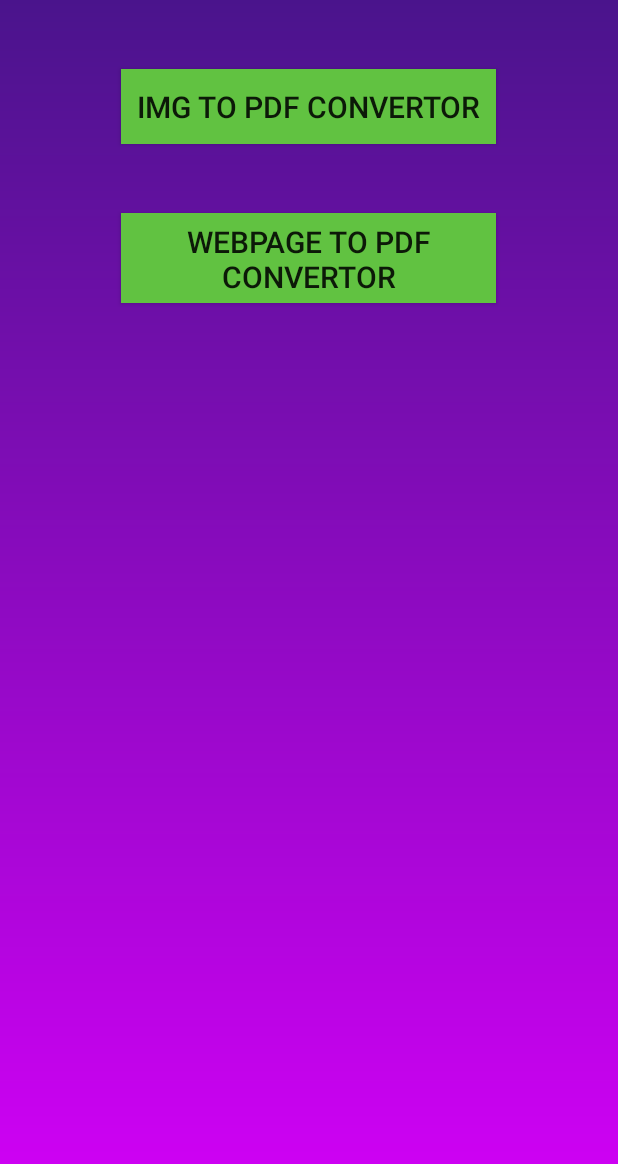
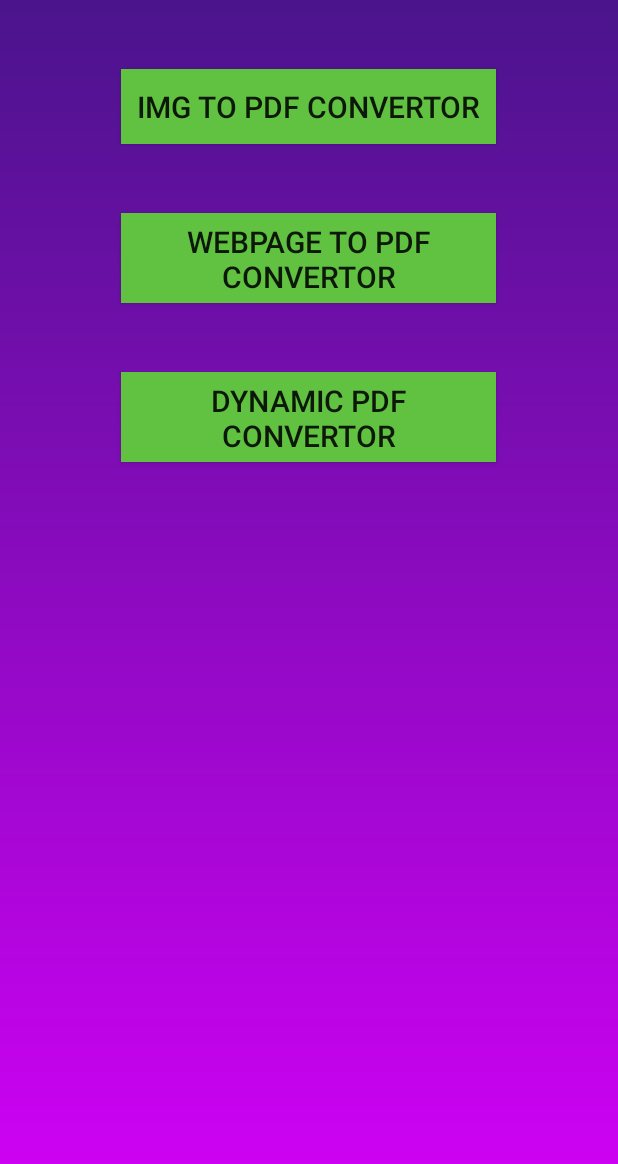
Before and after one commit to abhisheksharma18021999/Galactic-app, an Android app: the ImgToPdfConvertor screen opened directly, with no data from a screen before it, on a phone screen of 412 x 824 dp. Shown: the top 1164 px of the screen. Run offline under Robolectric (Android 15) with nearby library versions, the phone set to English and light mode, and no system bars; libraries missing offline, so code that uses them is left out: com.itextpdf.text, pub.devrel.easypermissions.

Commit message:
Dynamic pdf

```diff
--- a/app/build.gradle
+++ b/app/build.gradle
@@ -17,6 +17,9 @@ android {
             proguardFiles getDefaultProguardFile('proguard-android-optimize.txt'), 'proguard-rules.pro'
         }
     }
+    configurations.all {
+        resolutionStrategy.force 'com.google.code.findbugs:jsr305:3.0.2'
+    }
 }
 
 
@@ -32,4 +35,6 @@ dependencies {
     androidTestImplementation 'androidx.test.espresso:espresso-core:3.2.0'
     implementation 'pub.devrel:easypermissions:0.2.1'
     implementation 'org.jetbrains:annotations-java5:15.0'
+    implementation 'org.jcodec:jcodec:0.2.3'
+    implementation 'org.jcodec:jcodec-android:0.2.3'
 }
--- a/app/src/main/AndroidManifest.xml
+++ b/app/src/main/AndroidManifest.xml
@@ -35,6 +35,8 @@
             android:name=".ImgToPdfConvertor"/>
         <activity
             android:name=".WebViewToPdf"/>
+        <activity
+            android:name=".DynamicPdfCreator"/>
     </application>
 
 
--- a/app/src/main/java/com/example/myapplication/ImgToPdfConvertor.java
+++ b/app/src/main/java/com/example/myapplication/ImgToPdfConvertor.java
@@ -29,13 +29,22 @@ import android.widget.Toast;
 import androidx.annotation.Nullable;
 import androidx.core.app.ActivityCompat;
 
+import com.itextpdf.text.Anchor;
+import com.itextpdf.text.BaseColor;
+import com.itextpdf.text.Chapter;
 import com.itextpdf.text.Document;
+import com.itextpdf.text.DocumentException;
+import com.itextpdf.text.Element;
+import com.itextpdf.text.Font;
 import com.itextpdf.text.Image;
+import com.itextpdf.text.Paragraph;
+import com.itextpdf.text.Section;
 import com.itextpdf.text.pdf.PdfWriter;
 
 import java.io.File;
 import java.io.FileOutputStream;
 import java.io.IOException;
+import java.net.URL;
 import java.text.SimpleDateFormat;
 import java.util.ArrayList;
 import java.util.Date;
@@ -47,6 +56,16 @@ import pub.devrel.easypermissions.EasyPermissions;
 import static android.Manifest.permission.WRITE_EXTERNAL_STORAGE;
 
 public class ImgToPdfConvertor extends Activity {
+
+//    private static String FILE = "c:/temp/FirstPdf.pdf";
+    private static Font catFont = new Font(Font.FontFamily.COURIER, 25,
+            Font.BOLD);
+    private static Font redFont = new Font(Font.FontFamily.TIMES_ROMAN, 12,
+            Font.NORMAL, BaseColor.RED);
+    private static Font subFont = new Font(Font.FontFamily.TIMES_ROMAN, 16,
+            Font.BOLD);
+    private static Font smallBold = new Font(Font.FontFamily.TIMES_ROMAN, 12,
+            Font.BOLD);
 
     @Override
     protected void onCreate(Bundle savedInstanceState) {
@@ -188,4 +207,87 @@ public class ImgToPdfConvertor extends Activity {
         Intent i = new Intent(v.getContext(),WebViewToPdf.class);
         startActivity(i);
     }
+
+//    public void createDynamicPdf(View v) throws Exception{
+//        System.out.println("called");
+//        File file = getOutputFile();
+//        System.out.println("file path"+file.getAbsolutePath());
+//        String FILE_NAME = file.getAbsolutePath();
+//        Document document = new Document();
+//        try {
+//            PdfWriter.getInstance(document, new FileOutputStream(new File(FILE_NAME)));
+//            document.open();
+//            Paragraph p = new Paragraph();
+//            p.add("Bizrise Product Catalog");
+//            p.setAlignment(Element.ALIGN_CENTER);
+//            document.add(p);
+//            Paragraph p2 = new Paragraph();
+//            p2.add("Product 1"); //no alignment
+//            document.add(p2);
+//            Font f = new Font();
+//            f.setStyle(Font.BOLD);
+//            f.setSize(8);
+//            document.add(new Paragraph("This is my paragraph 3", f));
+//            String imageUrl = "https://firebasestorage.googleapis.com/v0/b/localpay-14450.appspot.com/o/documents%2F1594189222876.jpg?alt=media&token=4681f9bd-8bd5-4692-b8e3-a19f2dc21a63";
+//            Image image = Image.getInstance(new URL(imageUrl));
+//            document.add(image);
+//            document.close();
+//            System.out.println("Done");
+//        } catch (Exception e) {
+//            System.out.print("ERRORR " + e);
+//        }
+//    }
+
+
+    public void createDynamicPdf(View v) throws Exception{
+        System.out.println("called");
+        File file = getOutputFile();
+        System.out.println("file path"+file.getAbsolutePath());
+        String FILE = file.getAbsolutePath();
+        Document document = new Document();
+        try {
+            PdfWriter.getInstance(document, new FileOutputStream(FILE));
+            document.open();
+            addTitlePage(document);
+            document.close();
+        } catch (Exception e) {
+            System.out.print("ERRORR " + e);
+        }
+    }
+
+    private static void addTitlePage(Document document)
+            throws DocumentException {
+        Paragraph preface = new Paragraph();
+        // We add one empty line
+        addEmptyLine(preface, 1);
+        // Lets write a big header
+        preface.add(new Paragraph("Store Product catalog", catFont));
+
+        addEmptyLine(preface, 1);
+        // Will create: Report generated by: _name, _date
+        preface.add(new Paragraph(
+                "Report generated by: " + System.getProperty("user.name") + ", " + new Date(), //$NON-NLS-1$ //$NON-NLS-2$ //$NON-NLS-3$
+                smallBold));
+        addEmptyLine(preface, 3);
+        preface.add(new Paragraph(
+                "Product name = " + " $sample1 ",
+                smallBold));
+        addEmptyLine(preface, 3);
+        preface.add(new Paragraph(
+                "   ORDER NOW !!!!  ",
+                redFont));
+        document.add(preface);
+        // Start a new page
+        document.newPage();
+    }
+
+    private static void addEmptyLine(Paragraph paragraph, int number) {
+        for (int i = 0; i < number; i++) {
+            paragraph.add(new Paragraph(" "));
+        }
+    }
+
+
+
+
 }
--- a/app/src/main/res/layout/activity_pdf.xml
+++ b/app/src/main/res/layout/activity_pdf.xml
@@ -30,6 +30,19 @@
         android:padding="5dp"
         android:onClick="webviewIntent"
         android:layout_below="@+id/select_img_btn"
+        android:layout_centerHorizontal="true"
+        android:layout_marginTop="46dp" />
+
+    <Button
+        android:layout_width="250dp"
+        android:layout_height="60dp"
+        android:text="Dynamic Pdf Convertor"
+        android:background="#61C241"
+        android:id="@+id/select_dynamic_pdf"
+        android:textSize="20dp"
+        android:padding="5dp"
+        android:onClick="createDynamicPdf"
+        android:layout_below="@+id/select_webview"
         android:layout_centerHorizontal="true"
         android:layout_marginTop="46dp" />
 
```
Also changed, not shown: app/src/main/java/com/example/myapplication/DynamicPdfCreator.java (added, +83 -0 lines).
